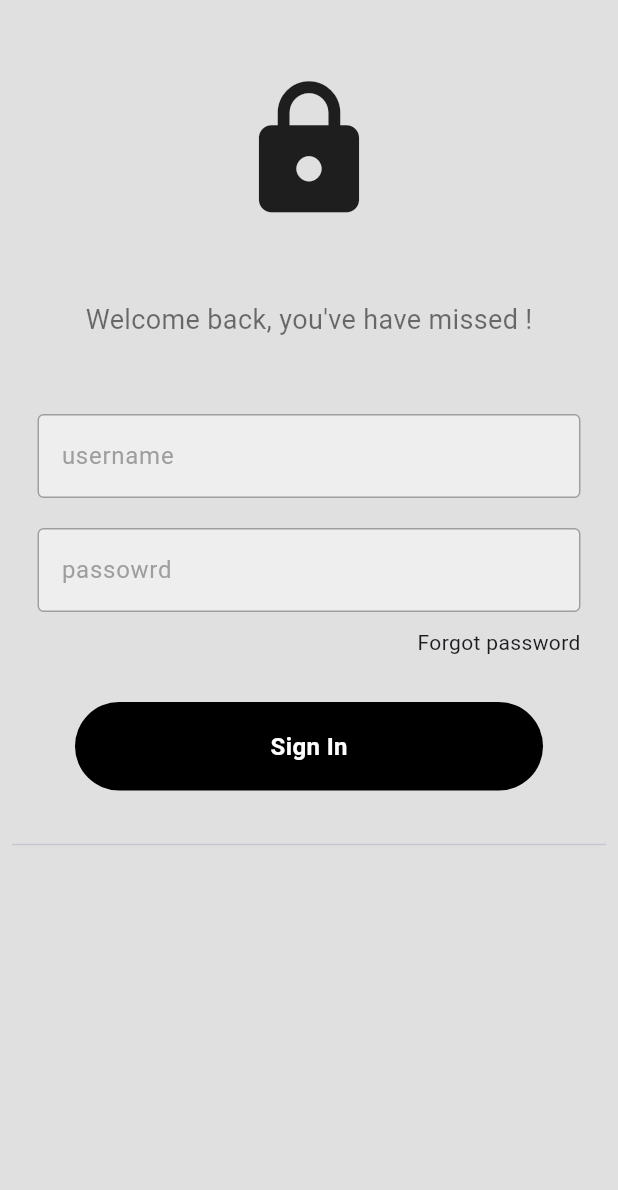
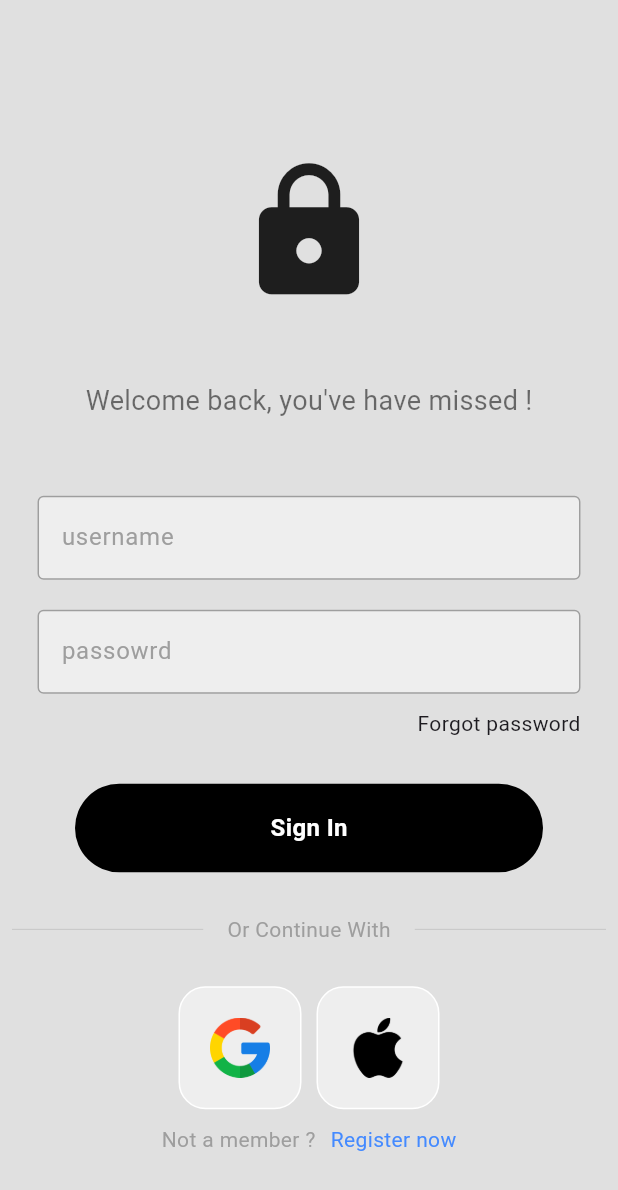
Before and after one commit to beamingboy/flutter_login_app, a Flutter app: the screen it shows after launch, on a phone screen of 412 x 824 dp. Shown: the top 1190 px of the screen. Run offline on Flutter 3.47's test engine with Material 3 defaults, Android fonts, the phone set to English and light mode, and no system bars; our stand-ins replace firebase_auth, firebase_core; accounts and stored records are empty.

Commit message:
Addinng the email and pass login

```diff
--- /dev/null
+++ b/lib/images/square_tile.dart
@@ -0,0 +1,21 @@
+import 'package:flutter/material.dart';
+
+class SquareTile extends StatelessWidget {
+  final String imagePath;
+  const SquareTile({super.key, required this.imagePath});
+
+  @override
+  Widget build(BuildContext context) {
+    return Container(
+      padding: EdgeInsets.all(20),
+      decoration: BoxDecoration(
+          border: Border.all(color: Colors.white),
+          borderRadius: BorderRadius.circular(18),
+          color: Colors.grey[200]),
+      child: Image.asset(
+        imagePath,
+        height: 40,
+      ),
+    );
+  }
+}
--- a/lib/main.dart
+++ b/lib/main.dart
@@ -1,7 +1,6 @@
 import 'package:flutter/material.dart';
 import 'package:firebase_core/firebase_core.dart';
-import 'package:login_app/pages/home_page.dart';
-import 'package:login_app/pages/login_page.dart';
+import 'package:login_app/pages/auth_page.dart';
 import 'firebase_options.dart';
 
 void main() async {
@@ -18,10 +17,10 @@ class MyApp extends StatelessWidget {
   // This widget is the root of your application.
   @override
   Widget build(BuildContext context) {
-    return MaterialApp(
+    return const MaterialApp(
       debugShowCheckedModeBanner: false,
       title: 'Login App',
-      home: LoginPage(),
+      home: AuthPage(),
     );
   }
 }
--- /dev/null
+++ b/lib/pages/auth_page.dart
@@ -0,0 +1,23 @@
+import 'package:firebase_auth/firebase_auth.dart';
+import 'package:flutter/material.dart';
+import 'package:login_app/pages/home_page.dart';
+import 'package:login_app/pages/login_page.dart';
+
+class AuthPage extends StatelessWidget {
+  const AuthPage({super.key});
+
+  @override
+  Widget build(BuildContext context) {
+    return Scaffold(
+        body: StreamBuilder<User?>(
+      stream: FirebaseAuth.instance.authStateChanges(),
+      builder: (context, snapshot) {
+        if (snapshot.hasData) {
+          return HomePage();
+        } else {
+          return LoginPage();
+        }
+      },
+    ));
+  }
+}
--- a/lib/pages/home_page.dart
+++ b/lib/pages/home_page.dart
@@ -1,13 +1,27 @@
+import 'package:firebase_auth/firebase_auth.dart';
 import 'package:flutter/material.dart';
 
 class HomePage extends StatelessWidget {
-  const HomePage({super.key});
+  HomePage({super.key});
+  final user = FirebaseAuth.instance.currentUser!;
+  // Sign user Out
+
+  void signUserOut() async {
+    FirebaseAuth.instance.signOut();
+  }
 
   @override
   Widget build(BuildContext context) {
     return Scaffold(
       appBar: AppBar(
         title: Text("Notes"),
+        actions: [IconButton(onPressed: signUserOut, icon: Icon(Icons.logout))],
+      ),
+      body: Center(
+        child: Text(
+          "LOGGED IN AS: " + user.email!,
+          style: TextStyle(fontSize: 20),
+        ),
       ),
       floatingActionButton: FloatingActionButton(
         onPressed: () {},
--- a/lib/pages/login_page.dart
+++ b/lib/pages/login_page.dart
@@ -1,17 +1,23 @@
+import 'package:firebase_auth/firebase_auth.dart';
 import 'package:flutter/material.dart';
 import 'package:login_app/components/my_button.dart';
 import 'package:login_app/components/my_textfield.dart';
+import 'package:login_app/images/square_tile.dart';
 
 class LoginPage extends StatelessWidget {
   LoginPage({super.key});
 
   //Text Editing controller
 
-  final usernameController = TextEditingController();
+  final emailController = TextEditingController();
   final passwordController = TextEditingController();
 
   // sign user
-  void signUserIn() {}
+  void signUserIn() async {
+    await FirebaseAuth.instance.signInWithEmailAndPassword(
+        email: emailController.text, password: passwordController.text);
+  }
+
   @override
   Widget build(BuildContext context) {
     return Scaffold(
@@ -19,6 +25,7 @@ class LoginPage extends StatelessWidget {
         body: SafeArea(
           child: Center(
             child: Column(
+              mainAxisAlignment: MainAxisAlignment.center,
               children: [
                 const SizedBox(
                   height: 50,
@@ -47,7 +54,7 @@ class LoginPage extends StatelessWidget {
                 // User name
 
                 MyTextfield(
-                  controller: usernameController,
+                  controller: emailController,
                   hintText: "username",
                   obscureText: false,
                 ),
@@ -85,14 +92,69 @@ class LoginPage extends StatelessWidget {
                 ),
                 // or continue with
 
-                Padding(
-                  padding: const EdgeInsets.all(8.0),
-                  child: Divider(),
+                Row(
+                  children: [
+                    Expanded(
+                      child: Padding(
+                        padding: const EdgeInsets.all(8.0),
+                        child: Divider(
+                          thickness: 0.5,
+                          color: Colors.grey[400],
+                        ),
+                      ),
+                    ),
+                    Padding(
+                      padding: const EdgeInsets.all(8.0),
+                      child: Text(
+                        "Or Continue With",
+                        style: TextStyle(color: Colors.grey),
+                      ),
+                    ),
+                    Expanded(
+                      child: Padding(
+                        padding: const EdgeInsets.all(8.0),
+                        child: Divider(
+                          thickness: 0.5,
+                          color: Colors.grey[400],
+                        ),
+                      ),
+                    ),
+                  ],
+                ),
+
+                SizedBox(
+                  height: 20,
+                ),
+
+                Row(mainAxisAlignment: MainAxisAlignment.center, children: [
+                  // Google Button
+
+                  SquareTile(imagePath: "lib/images/google.png"),
+
+                  SizedBox(width: 10),
+
+                  // Apple Button
+                  SquareTile(imagePath: "lib/images/apple.png"),
+                ]),
+                // not a member? register Now
+                SizedBox(height: 10),
+
+                Row(
+                  mainAxisAlignment: MainAxisAlignment.center,
+                  children: [
+                    Text(
+                      "Not a member ?",
+                      style: TextStyle(color: Colors.grey),
+                    ),
+                    SizedBox(
+                      width: 10,
+                    ),
+                    Text(
+                      "Register now",
+                      style: TextStyle(color: Colors.blueAccent),
+                    )
+                  ],
                 )
-
-                //google + apple sign in buttons
-
-                // not a member? register Now
               ],
             ),
           ),
--- a/pubspec.yaml
+++ b/pubspec.yaml
@@ -62,7 +62,10 @@ flutter:
 
   # To add assets to your application, add an assets section, like this:
   assets:
-    - lib/images/
+    - lib/images/apple.png
+    - lib/images/google.png
+
+
   #   - images/a_dot_ham.jpeg
 
   # An image asset can refer to one or more resolution-specific "variants", see
```
Also changed, not shown: lib/images/apple.png (added), lib/images/google.png (added).
